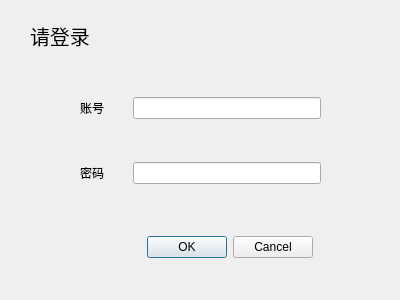
This is login.ui in rory0114/libraryproject as Qt 5 draws it before an edit. The edited form follows.
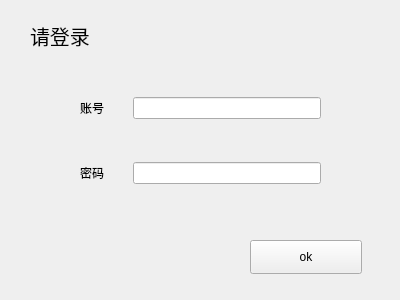
This is the edited form.

The edit to the form file:
```diff
--- a/login.ui
+++ b/login.ui
@@ -13,19 +13,6 @@
   <property name="windowTitle">
    <string>Form</string>
   </property>
-  <widget class="QDialogButtonBox" name="buttonBox">
-   <property name="geometry">
-    <rect>
-     <x>80</x>
-     <y>230</y>
-     <width>233</width>
-     <height>34</height>
-    </rect>
-   </property>
-   <property name="standardButtons">
-    <set>QDialogButtonBox::Cancel|QDialogButtonBox::Ok</set>
-   </property>
-  </widget>
   <widget class="QWidget" name="verticalLayoutWidget">
    <property name="geometry">
     <rect>
@@ -85,6 +72,19 @@
     <string>请登录</string>
    </property>
   </widget>
+  <widget class="QPushButton" name="pushButton">
+   <property name="geometry">
+    <rect>
+     <x>250</x>
+     <y>240</y>
+     <width>112</width>
+     <height>34</height>
+    </rect>
+   </property>
+   <property name="text">
+    <string>ok</string>
+   </property>
+  </widget>
  </widget>
  <resources/>
  <connections/>
```
